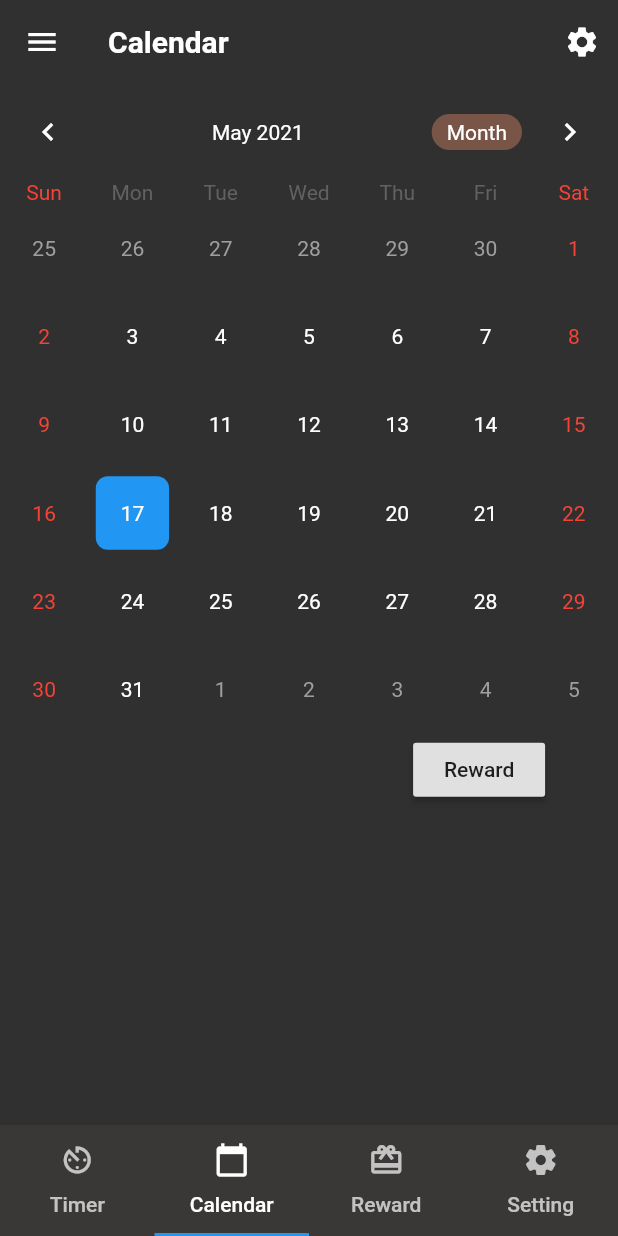
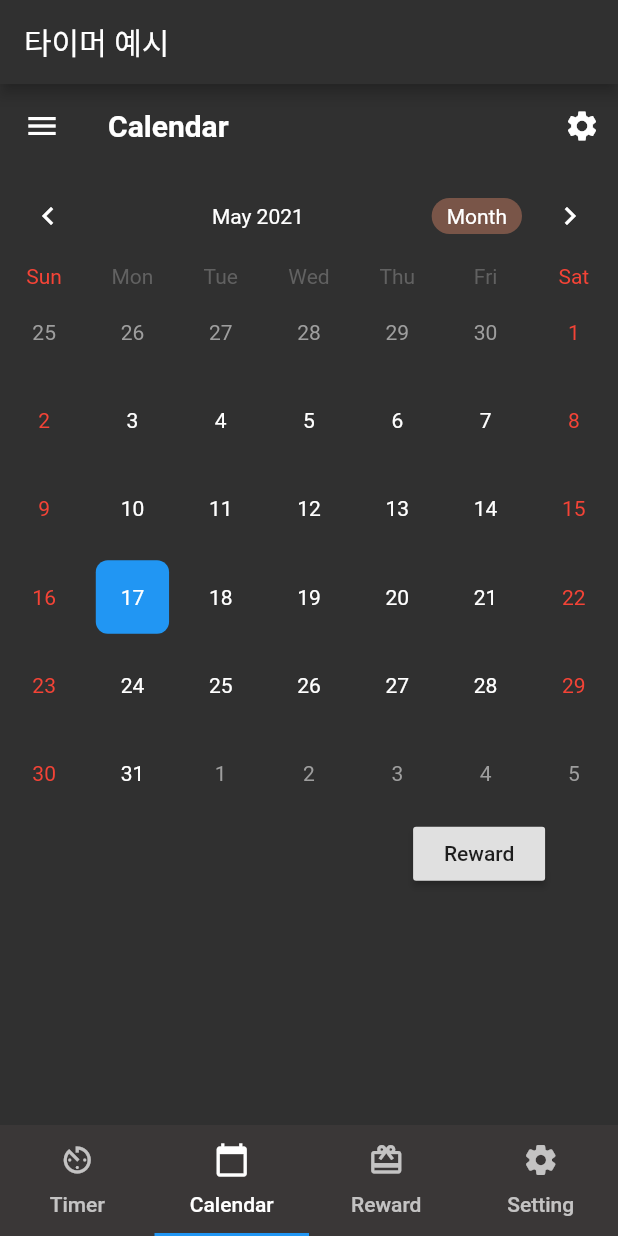
Before and after one commit to YuJunhee/CAPSTONE-DESIGN-TIMER-SW-DEVELOP, a Flutter app: the screen it shows after launch, item 2 of the bottom bar chosen, on a phone screen of 412 x 824 dp. Run offline on Flutter 3.47's test engine with Material 2 defaults, Android fonts, the phone set to English and light mode, and no system bars; drawn by our look-alikes of table_calendar.

Commit message:
Change AppBar Color

```diff
--- a/lib/main.dart
+++ b/lib/main.dart
@@ -44,7 +44,10 @@ class MyTabsState extends State<MyTabs> with SingleTickerProviderStateMixin {
   @override
   Widget build(BuildContext context) {
     return Scaffold(
-      //appBar: AppBar(title: Text('타이머 예시')),
+      appBar: AppBar(
+        title: Text('타이머 예시'),
+        backgroundColor: Colors.grey[850],
+      ),
       body: TabBarView(controller: controller, // 컨트롤러 연결
           children: [Home(), Calendar(), Reward(), Setting()]),
       bottomNavigationBar: Container(
--- a/lib/ui/calendar/calendar.dart
+++ b/lib/ui/calendar/calendar.dart
@@ -154,11 +154,13 @@ class _CalendarState extends State<Calendar> {
               children: <Widget>[
                 UserAccountsDrawerHeader(
                   currentAccountPicture: CircleAvatar(
-                    backgroundImage: AssetImage("assets/licking-cat.png"),
+                    // temporary User Image -> Ignore
+                    //backgroundImage: AssetImage("assets/licking-cat.png"),
                     backgroundColor: Colors.grey[850],
                   ),
                   otherAccountsPictures: <Widget>[
                     CircleAvatar(
+                      // temporary User Image -> Ignore
                       //backgroundImage: AssetImage("assets\\cat-second.png"),
                       backgroundColor: Colors.grey[850],
                     ),
```
